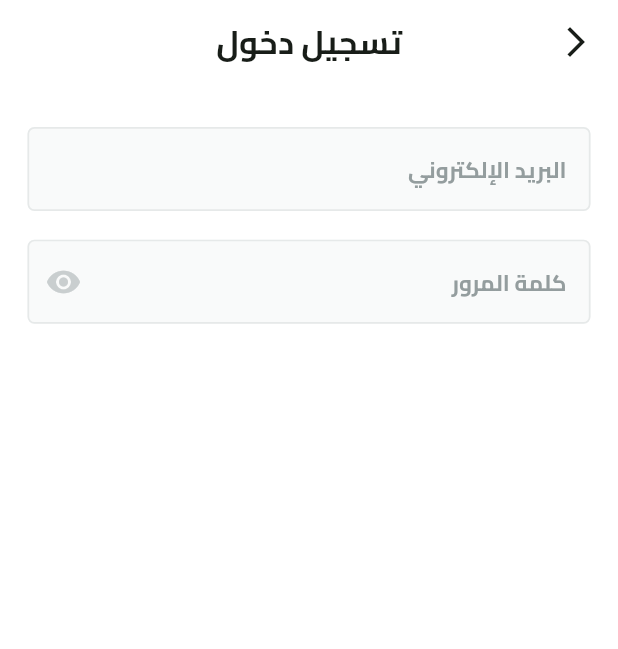
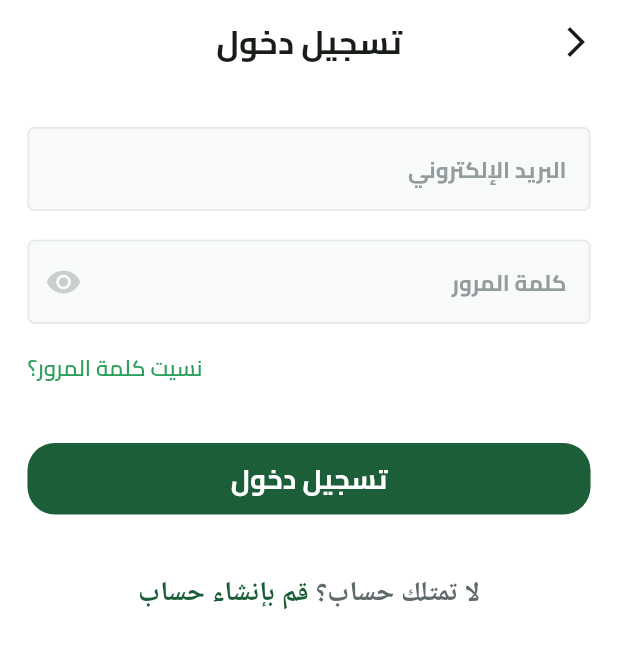
Before and after one commit to MhammadAli/Fakahany, a Flutter app: the screen it shows after launch, after a tap on "تخط", on a phone screen of 412 x 824 dp. Shown: the top 649 px of the screen. Run offline on Flutter 3.47's test engine with Material 3 defaults, Android fonts, the light colour scheme and no system bars; our stand-ins replace dots_indicator, flutter_screenutil, flutter_svg, shared_preferences.

Commit message:
Adding forget password button, login button and register button

```diff
--- a/lib/core/widgets/custom_button.dart
+++ b/lib/core/widgets/custom_button.dart
@@ -1,3 +1,4 @@
+import 'package:fakahany/utils/app_text_styles.dart';
 import 'package:flutter/material.dart';
 import 'package:flutter_screenutil/flutter_screenutil.dart';
 
@@ -24,7 +25,7 @@ class CustomButton extends StatelessWidget {
         onPressed: onPressed,
         child: Text(
           text,
-          style: TextStyle(
+          style: AppTextStyles.bold16.copyWith(
             color: Colors.white,
           ),
         ),
--- a/lib/features/auth/presentation/views/widgets/login_view_body.dart
+++ b/lib/features/auth/presentation/views/widgets/login_view_body.dart
@@ -1,4 +1,7 @@
+import 'package:fakahany/core/widgets/custom_button.dart';
 import 'package:fakahany/core/widgets/custom_text_field.dart';
+import 'package:fakahany/utils/app_colors.dart';
+import 'package:fakahany/utils/app_text_styles.dart';
 import 'package:flutter/material.dart';
 import 'package:flutter_screenutil/flutter_screenutil.dart';
 
@@ -11,7 +14,7 @@ class LoginViewBody extends StatelessWidget {
   Widget build(BuildContext context) {
     return Padding(
       padding: EdgeInsets.symmetric(horizontal: kHorizontalPadding),
-      child:  SingleChildScrollView(
+      child: SingleChildScrollView(
         child: Column(
           children: [
             SizedBox(
@@ -32,6 +35,52 @@ class LoginViewBody extends StatelessWidget {
                 color: const Color(0xFFC9CECF),
               ),
             ),
+            SizedBox(
+              height: 16.h,
+            ),
+            Row(
+              mainAxisAlignment: MainAxisAlignment.end,
+              children: [
+                Text(
+                  'نسيت كلمة المرور؟',
+                  style: AppTextStyles.semiBold13.copyWith(
+                    color: AppColors.lightPrimaryColor,
+                  ),
+                ),
+              ],
+            ),
+            SizedBox(
+              height: 33.h,
+            ),
+            CustomButton(
+              onPressed: () {},
+              text: 'تسجيل دخول',
+            ),
+            SizedBox(
+              height: 33.h,
+            ),
+            Text.rich(
+              TextSpan(children: [
+                TextSpan(
+                  text: 'لا تمتلك حساب؟',
+                  style: AppTextStyles.semiBold16.copyWith(
+                    color: Color(0xFF616A6B),
+                  ),
+                ),
+                TextSpan(
+                  text: ' ',
+                  style: AppTextStyles.semiBold16.copyWith(
+                    color: Color(0xFF616A6B),
+                  ),
+                ),
+                TextSpan(
+                  text: 'قم بإنشاء حساب',
+                  style: AppTextStyles.semiBold16.copyWith(
+                    color: AppColors.primaryColor,
+                  ),
+                ),
+              ]),
+            ),
           ],
         ),
       ),
--- a/lib/utils/app_colors.dart
+++ b/lib/utils/app_colors.dart
@@ -2,5 +2,8 @@ import 'package:flutter/material.dart';
 
 abstract class AppColors {
   static const Color primaryColor = Color(0xFF1B5E37);
+  static const Color lightPrimaryColor = Color(0xFF2D9F5D);
+
   static const Color secondaryColor = Color(0xFFF4A91F);
+
 }
```
